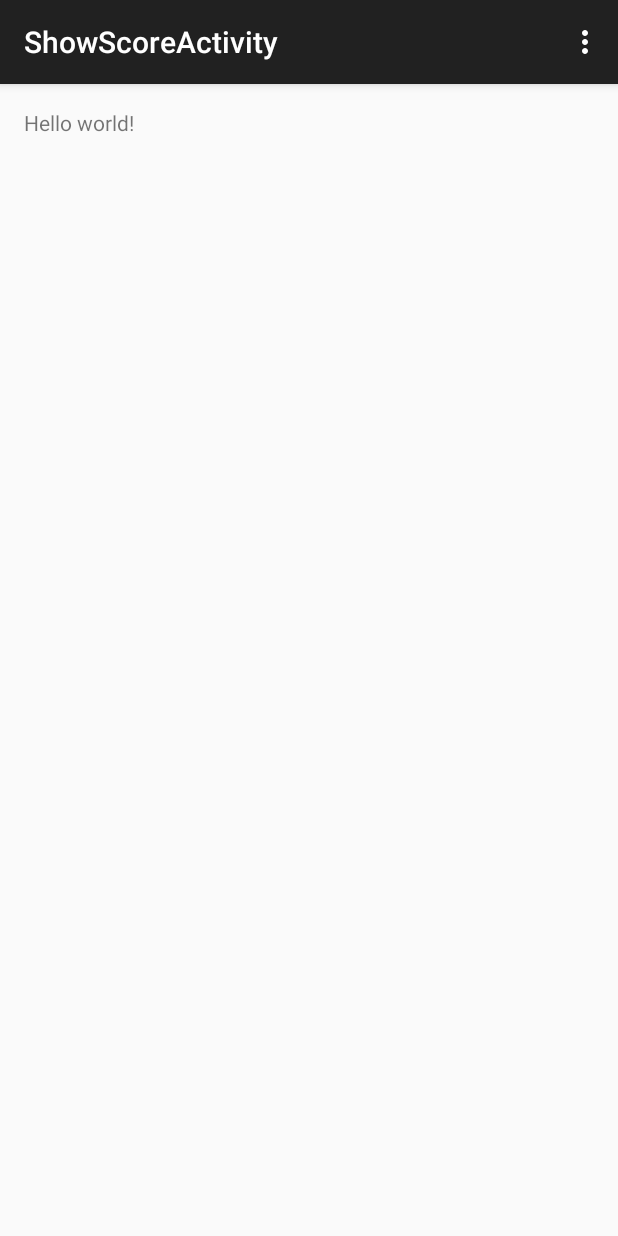
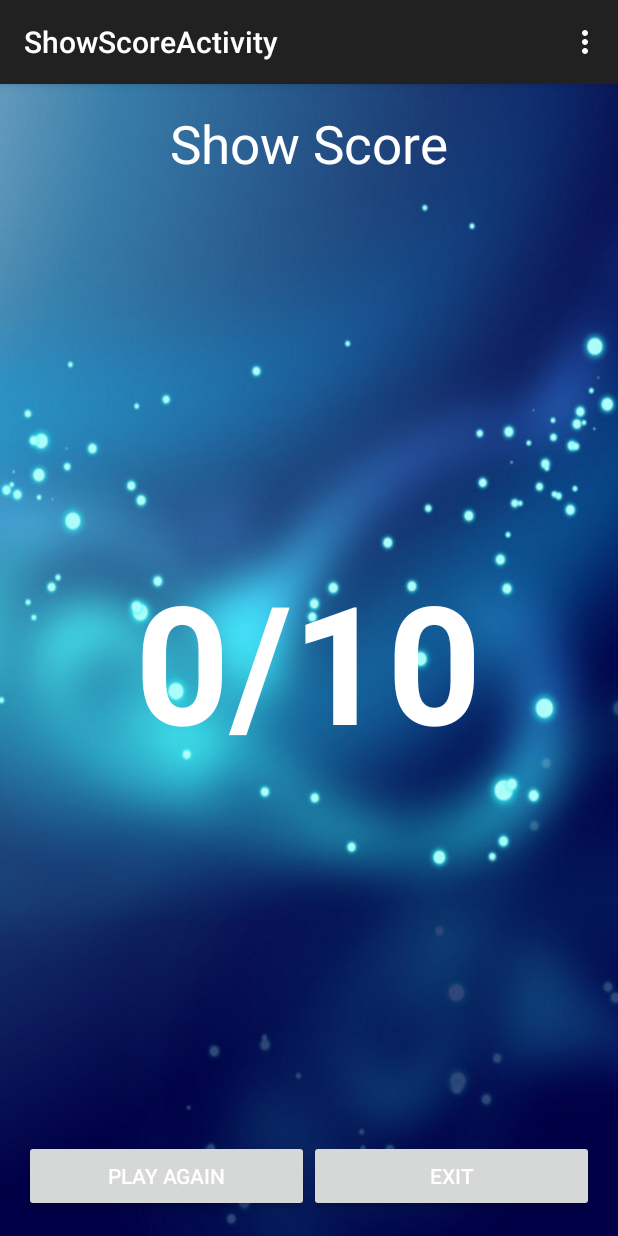
Before and after one commit to masterUNG/Ishihara_JL_contorller, an Android app: the ShowScoreActivity screen opened directly, with no data from a screen before it, on a phone screen of 412 x 824 dp. Run offline under Robolectric (Android 15) with nearby library versions, the phone set to English and light mode, and no system bars; 1 statement that could not run was skipped.

Commit message:
nesr Fin

```diff
--- a/app/src/main/java/appewtc/masterung/ishihara/ShowScoreActivity.java
+++ b/app/src/main/java/appewtc/masterung/ishihara/ShowScoreActivity.java
@@ -4,14 +4,33 @@ import android.support.v7.app.AppCompatActivity;
 import android.os.Bundle;
 import android.view.Menu;
 import android.view.MenuItem;
+import android.widget.TextView;
 
 public class ShowScoreActivity extends AppCompatActivity {
+
+    //Explicit
+    TextView showScoreTextView;
 
     @Override
     protected void onCreate(Bundle savedInstanceState) {
         super.onCreate(savedInstanceState);
         setContentView(R.layout.activity_show_score);
-    }
+
+        //Initial Widget
+        showScoreTextView = (TextView) findViewById(R.id.txtShowScore);
+
+        //Show Score
+        showScore();
+
+    }   // onCreate
+
+    private void showScore() {
+
+        //Receive from Intent
+        int intMyScore = getIntent().getExtras().getInt("Score");
+        showScoreTextView.setText(Integer.toString(intMyScore) + "/10");
+
+    }   //showScore
 
     @Override
     public boolean onCreateOptionsMenu(Menu menu) {
@@ -34,4 +53,4 @@ public class ShowScoreActivity extends AppCompatActivity {
 
         return super.onOptionsItemSelected(item);
     }
-}
+}   // Main Class
--- a/app/src/main/res/layout/activity_show_score.xml
+++ b/app/src/main/res/layout/activity_show_score.xml
@@ -4,9 +4,47 @@
     android:paddingRight="@dimen/activity_horizontal_margin"
     android:paddingTop="@dimen/activity_vertical_margin"
     android:paddingBottom="@dimen/activity_vertical_margin"
-    tools:context="appewtc.masterung.ishihara.ShowScoreActivity">
+    tools:context="appewtc.masterung.ishihara.ShowScoreActivity"
+    android:background="@drawable/bg8">
 
-    <TextView android:text="@string/hello_world" android:layout_width="wrap_content"
-        android:layout_height="wrap_content" />
+    <TextView android:text="Show Score" android:layout_width="wrap_content"
+        android:layout_height="wrap_content"
+        android:id="@+id/t1"
+        android:textSize="@dimen/h1"
+        android:layout_centerHorizontal="true"
+        android:textColor="@color/text" />
+
+    <TextView
+        android:layout_width="wrap_content"
+        android:layout_height="wrap_content"
+        android:text="10/10"
+        android:id="@+id/txtShowScore"
+        android:layout_centerInParent="true"
+        android:textSize="110dp"
+        android:textStyle="bold"
+        android:textColor="@color/text" />
+
+    <LinearLayout
+        android:orientation="horizontal"
+        android:layout_width="match_parent"
+        android:layout_height="wrap_content"
+        android:layout_alignParentBottom="true">
+
+        <Button
+            android:layout_width="match_parent"
+            android:layout_height="wrap_content"
+            android:text="Play Again"
+            android:id="@+id/button2"
+            android:layout_weight="1"
+            android:textColor="@color/text" />
+
+        <Button
+            android:layout_width="match_parent"
+            android:layout_height="wrap_content"
+            android:text="Exit"
+            android:id="@+id/button3"
+            android:layout_weight="1"
+            android:textColor="@color/text" />
+    </LinearLayout>
 
 </RelativeLayout>
```
Also changed, not shown: app/src/main/java/appewtc/masterung/ishihara/MainActivity.java (+35 -2 lines), app/src/main/res/values/choice.xml (added, +85 -0 lines).
